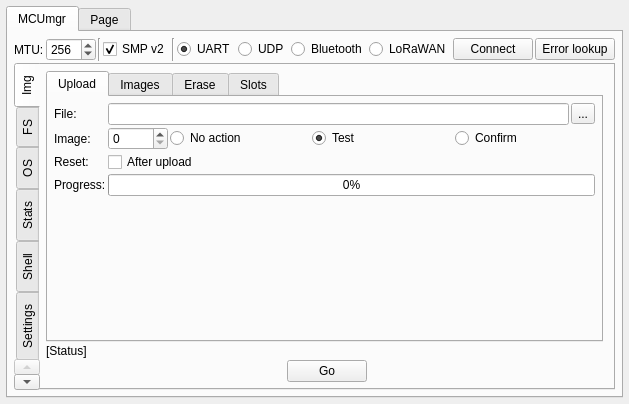
Above: plugins/mcumgr/form.ui from thedjnK/AuTerm before the change. Below: the same form after it.
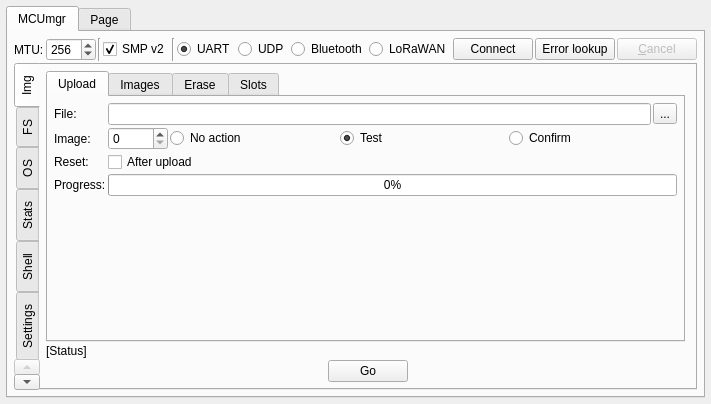
That is the form after the change. Custom widgets are drawn as their Qt base class.

Commit message: plugins: mcumgr: Fix SMP UDP window connection update, add cancel button

Patch:
```diff
--- a/plugins/mcumgr/form.ui
+++ b/plugins/mcumgr/form.ui
@@ -6,7 +6,7 @@
    <rect>
     <x>0</x>
     <y>0</y>
-    <width>600</width>
+    <width>677</width>
     <height>404</height>
    </rect>
   </property>
@@ -181,6 +181,16 @@
            </property>
           </widget>
          </item>
+         <item>
+          <widget class="QPushButton" name="btn_cancel">
+           <property name="enabled">
+            <bool>false</bool>
+           </property>
+           <property name="text">
+            <string>&amp;Cancel</string>
+           </property>
+          </widget>
+         </item>
          <item>
           <spacer name="horizontalSpacer_6">
            <property name="orientation">
```
Left out of the diff: 4 changed lines with no effect on the pictures. The commit also changes 7 other files.
